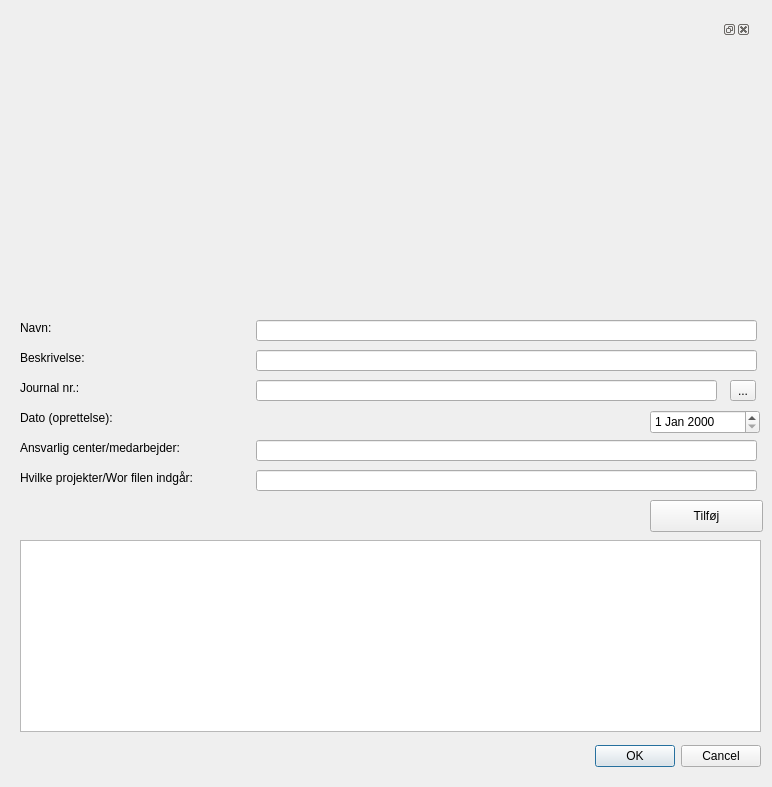
Old version of the form src/MetadataFunctionality/metadata_functionality_dialog_base.ui in the repository Septima/qgis-metadatafunctionality.
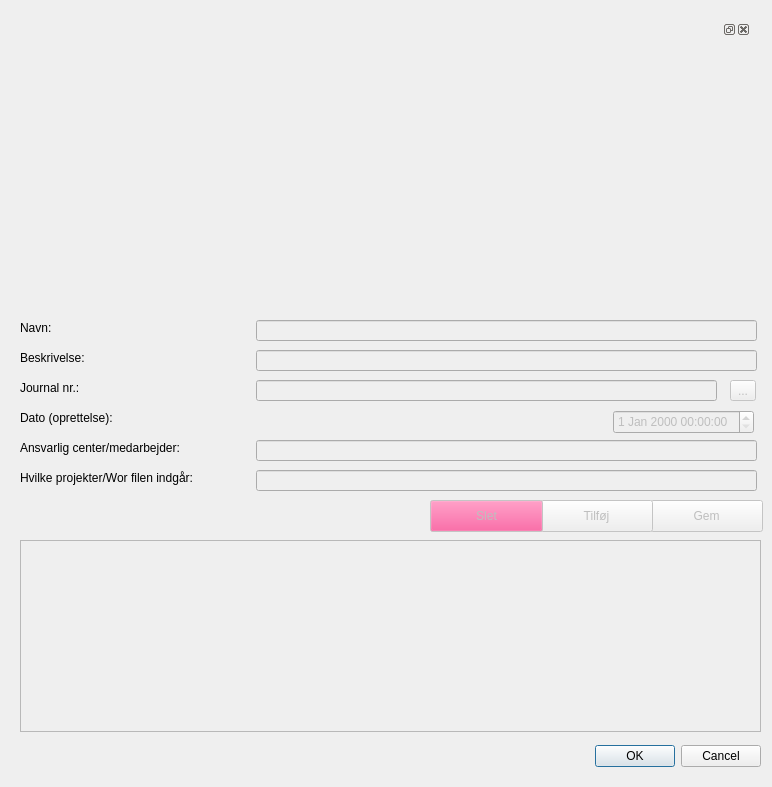
New version of the form.

The edit to the form file:
```diff
--- a/src/MetadataFunctionality/metadata_functionality_dialog_base.ui
+++ b/src/MetadataFunctionality/metadata_functionality_dialog_base.ui
@@ -30,6 +30,9 @@
    </property>
   </widget>
   <widget class="QLineEdit" name="navnEdit">
+   <property name="enabled">
+    <bool>false</bool>
+   </property>
    <property name="geometry">
     <rect>
      <x>256</x>
@@ -72,6 +75,9 @@
    </property>
   </widget>
   <widget class="QLineEdit" name="beskrivelseEdit">
+   <property name="enabled">
+    <bool>false</bool>
+   </property>
    <property name="geometry">
     <rect>
      <x>256</x>
@@ -95,6 +101,9 @@
    </property>
   </widget>
   <widget class="QLineEdit" name="journalnrEdit">
+   <property name="enabled">
+    <bool>false</bool>
+   </property>
    <property name="geometry">
     <rect>
      <x>256</x>
@@ -144,6 +153,9 @@
    </property>
   </widget>
   <widget class="QToolButton" name="journalnrLookupBtn">
+   <property name="enabled">
+    <bool>false</bool>
+   </property>
    <property name="geometry">
     <rect>
      <x>730</x>
@@ -157,6 +169,9 @@
    </property>
   </widget>
   <widget class="QLineEdit" name="ansvarligCenterMedarbejderEdit">
+   <property name="enabled">
+    <bool>false</bool>
+   </property>
    <property name="geometry">
     <rect>
      <x>256</x>
@@ -167,6 +182,9 @@
    </property>
   </widget>
   <widget class="QLineEdit" name="projekterWorEdit">
+   <property name="enabled">
+    <bool>false</bool>
+   </property>
    <property name="geometry">
     <rect>
      <x>256</x>
@@ -176,17 +194,10 @@
     </rect>
    </property>
   </widget>
-  <widget class="QDateEdit" name="datoEdit">
-   <property name="geometry">
-    <rect>
-     <x>650</x>
-     <y>410</y>
-     <width>110</width>
-     <height>24</height>
-    </rect>
-   </property>
-  </widget>
   <widget class="QTableView" name="tableView">
+   <property name="enabled">
+    <bool>false</bool>
+   </property>
    <property name="geometry">
     <rect>
      <x>20</x>
@@ -195,6 +206,9 @@
      <height>192</height>
     </rect>
    </property>
+   <property name="selectionBehavior">
+    <enum>QAbstractItemView::SelectRows</enum>
+   </property>
   </widget>
   <widget class="QDockWidget" name="treeDock">
    <property name="geometry">
@@ -210,10 +224,29 @@
    </property>
    <widget class="QWidget" name="dockWidgetContents"/>
   </widget>
-  <widget class="QPushButton" name="pushButton">
+  <widget class="QPushButton" name="saveRecordButton">
+   <property name="enabled">
+    <bool>false</bool>
+   </property>
    <property name="geometry">
     <rect>
      <x>650</x>
+     <y>500</y>
+     <width>113</width>
+     <height>32</height>
+    </rect>
+   </property>
+   <property name="text">
+    <string>Gem</string>
+   </property>
+  </widget>
+  <widget class="QPushButton" name="addRecordButton">
+   <property name="enabled">
+    <bool>false</bool>
+   </property>
+   <property name="geometry">
+    <rect>
+     <x>540</x>
      <y>500</y>
      <width>113</width>
      <height>32</height>
@@ -223,6 +256,72 @@
     <string>Tilføj</string>
    </property>
   </widget>
+  <widget class="QPushButton" name="deleteRecordButton">
+   <property name="enabled">
+    <bool>false</bool>
+   </property>
+   <property name="geometry">
+    <rect>
+     <x>430</x>
+     <y>500</y>
+     <width>113</width>
+     <height>32</height>
+    </rect>
+   </property>
+   <property name="palette">
+    <palette>
+     <active>
+      <colorrole role="Button">
+       <brush brushstyle="SolidPattern">
+        <color alpha="255">
+         <red>237</red>
+         <green>63</green>
+         <blue>133</blue>
+        </color>
+       </brush>
+      </colorrole>
+     </active>
+     <inactive>
+      <colorrole role="Button">
+       <brush brushstyle="SolidPattern">
+        <color alpha="255">
+         <red>237</red>
+         <green>63</green>
+         <blue>133</blue>
+        </color>
+       </brush>
+      </colorrole>
+     </inactive>
+     <disabled>
+      <colorrole role="Button">
+       <brush brushstyle="SolidPattern">
+        <color alpha="255">
+         <red>237</red>
+         <green>63</green>
+         <blue>133</blue>
+        </color>
+       </brush>
+      </colorrole>
+     </disabled>
+    </palette>
+   </property>
+   <property name="text">
+    <string>Slet</string>
+   </property>
+  </widget>
+  <widget class="QDateTimeEdit" name="datoEdit">
+   <property name="enabled">
+    <bool>false</bool>
+   </property>
+   <property name="geometry">
+    <rect>
+     <x>613</x>
+     <y>410</y>
+     <width>141</width>
+     <height>24</height>
+    </rect>
+   </property>
+  </widget>
  </widget>
  <resources/>
  <connections>
```
